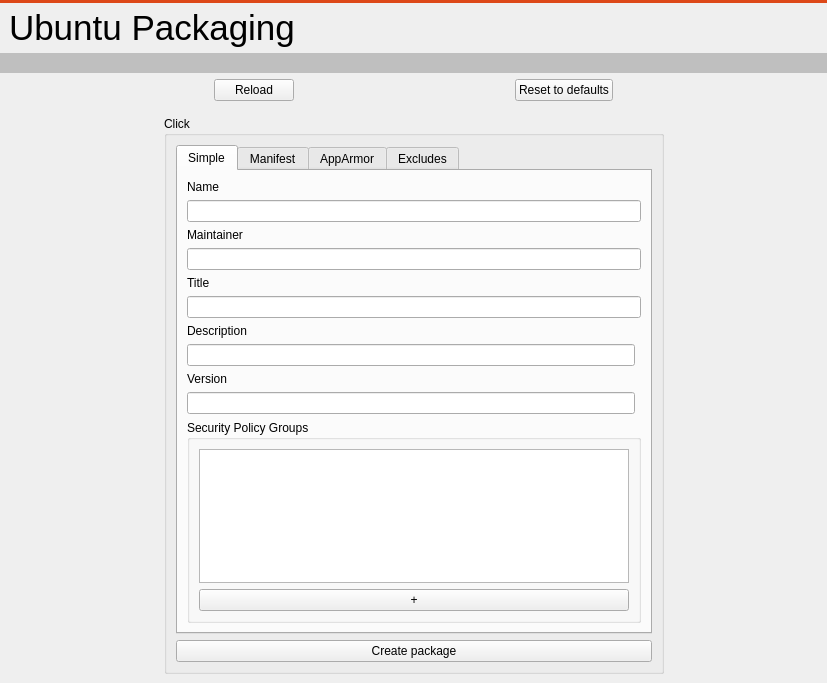
This is src/ubuntu/ubuntupackagingwidget.ui in runelabs/qtcreator-plugin-ubuntu as Qt 5 draws it before an edit. The edited form follows.
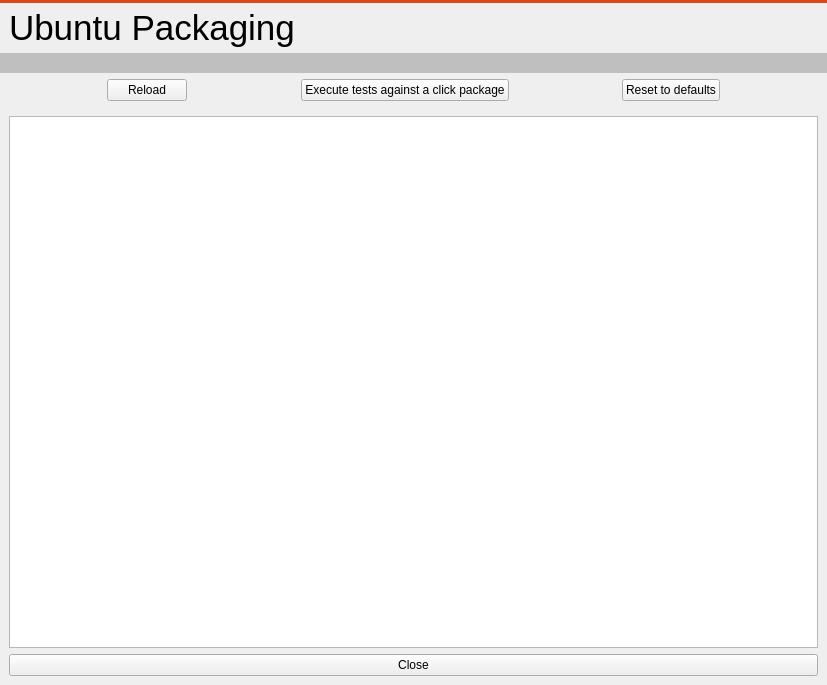
This is the edited form. The open tabs and pages were chosen to show the change.

Commit message: execute sanity checks for click packages after generation (LP: #1230413)

```diff
--- a/src/ubuntu/ubuntupackagingwidget.ui
+++ b/src/ubuntu/ubuntupackagingwidget.ui
@@ -7,7 +7,7 @@
     <x>0</x>
     <y>0</y>
     <width>827</width>
-    <height>683</height>
+    <height>685</height>
    </rect>
   </property>
   <property name="windowTitle">
@@ -165,6 +165,26 @@
            </property>
           </widget>
          </item>
+         <item>
+          <spacer name="horizontalSpacer_9">
+           <property name="orientation">
+            <enum>Qt::Horizontal</enum>
+           </property>
+           <property name="sizeHint" stdset="0">
+            <size>
+             <width>40</width>
+             <height>20</height>
+            </size>
+           </property>
+          </spacer>
+         </item>
+         <item>
+          <widget class="QPushButton" name="pushButtonReviewersTools">
+           <property name="text">
+            <string>Execute tests against a click package</string>
+           </property>
+          </widget>
+         </item>
          <item>
           <spacer name="horizontalSpacer">
            <property name="orientation">
@@ -414,6 +434,20 @@
            </item>
           </layout>
          </widget>
+         <widget class="QWidget" name="pagePackageReviewTools">
+          <layout class="QVBoxLayout" name="verticalLayout_9">
+           <item>
+            <widget class="QPlainTextEdit" name="plainTextEditPackageReview"/>
+           </item>
+           <item>
+            <widget class="QPushButton" name="pushButtonClosePackageReviewTools">
+             <property name="text">
+              <string>Close</string>
+             </property>
+            </widget>
+           </item>
+          </layout>
+         </widget>
         </widget>
        </item>
       </layout>
```
Left out of the diff: 2 changed lines with no effect on the pictures. The commit also changes 7 other files.
